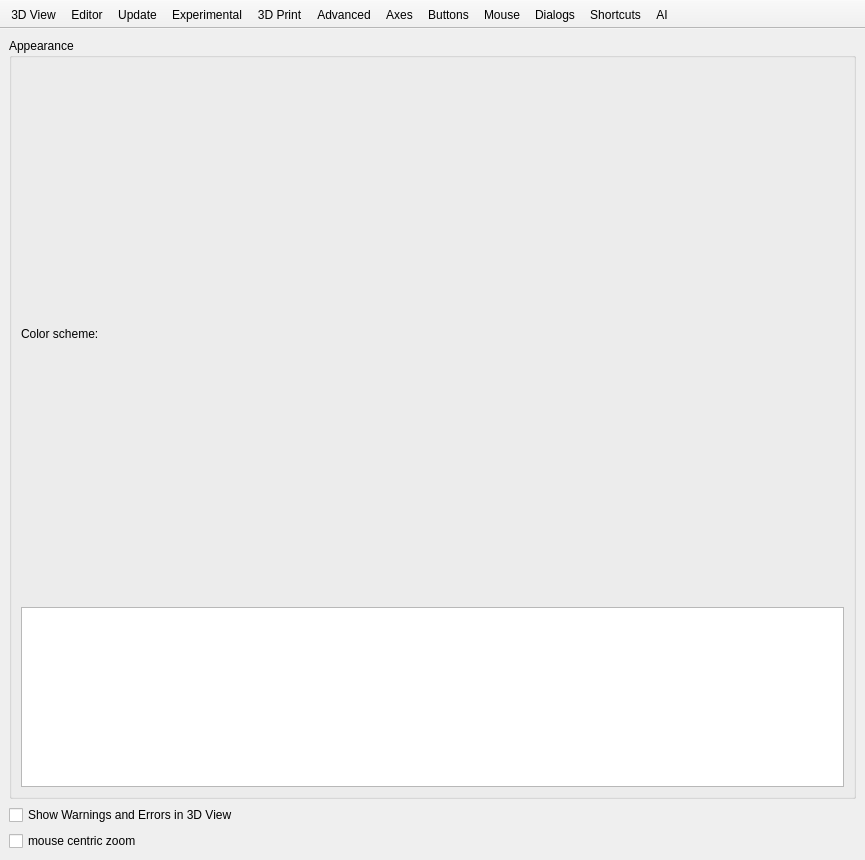
Above: src/gui/Preferences.ui from roel-v/openscad before the change. Below: the same form after it.
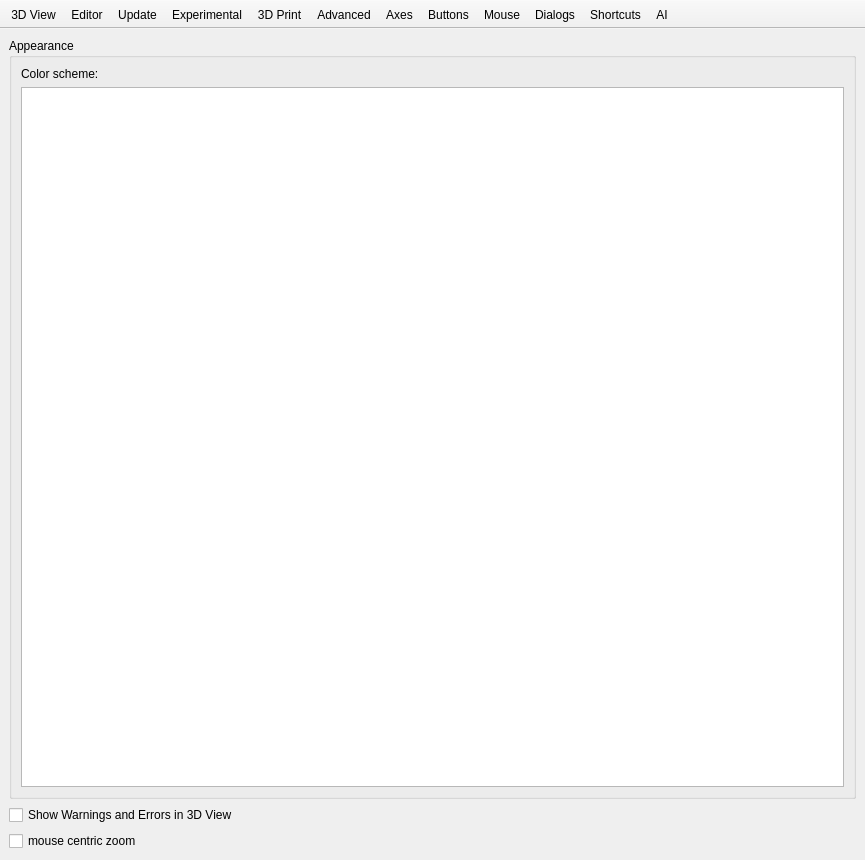
That is the form after the change. The open tabs and pages were chosen to show the change. Icons and pictures are not drawn. Custom widgets are drawn as their Qt base class.

Commit message: Size the scheme list with font metrics and span optional editor controls

Diff of the .ui file:
```diff
--- a/src/gui/Preferences.ui
+++ b/src/gui/Preferences.ui
@@ -58,7 +58,6 @@
             </item>
             <item>
              <widget class="QListWidget" name="colorSchemeChooser">
-              <property name="maximumSize"><size><width>16777215</width><height>180</height></size></property>
               <property name="sizePolicy">
                <sizepolicy hsizetype="Expanding" vsizetype="MinimumExpanding">
                 <horstretch>0</horstretch>
```
Left out of the diff: 2 changed lines with no effect on the pictures. The commit also changes 1 other file.
